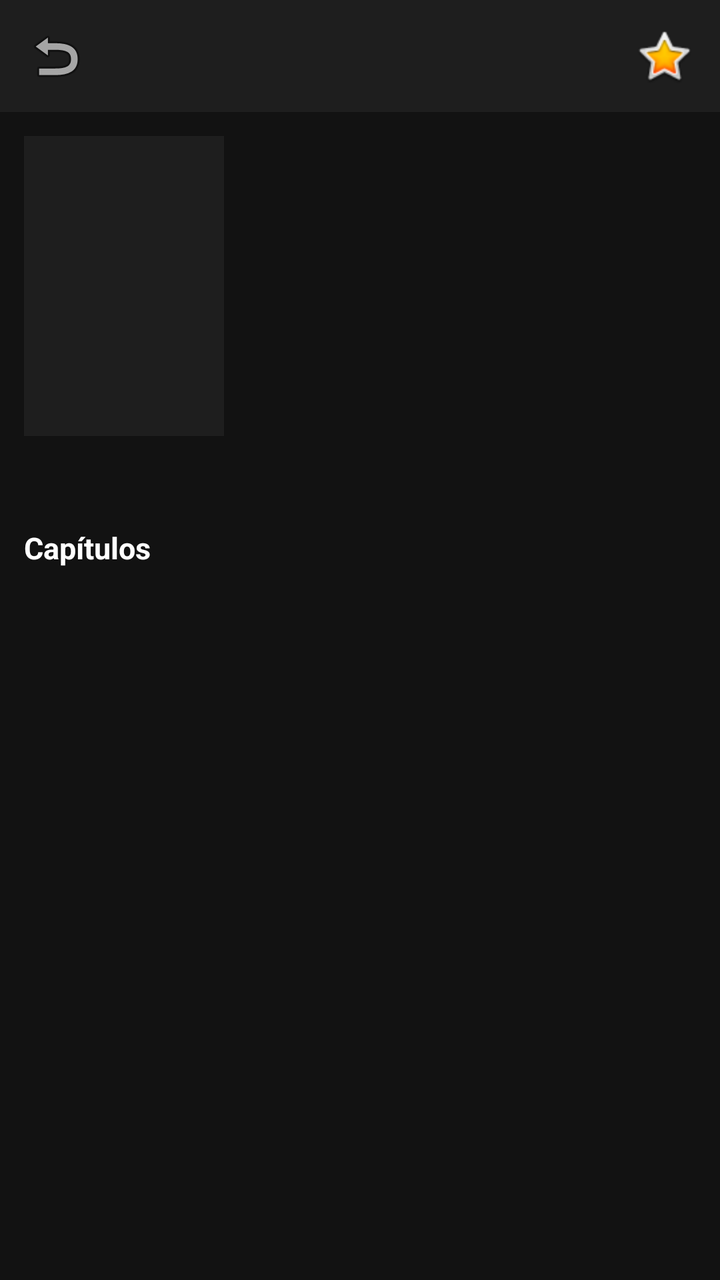
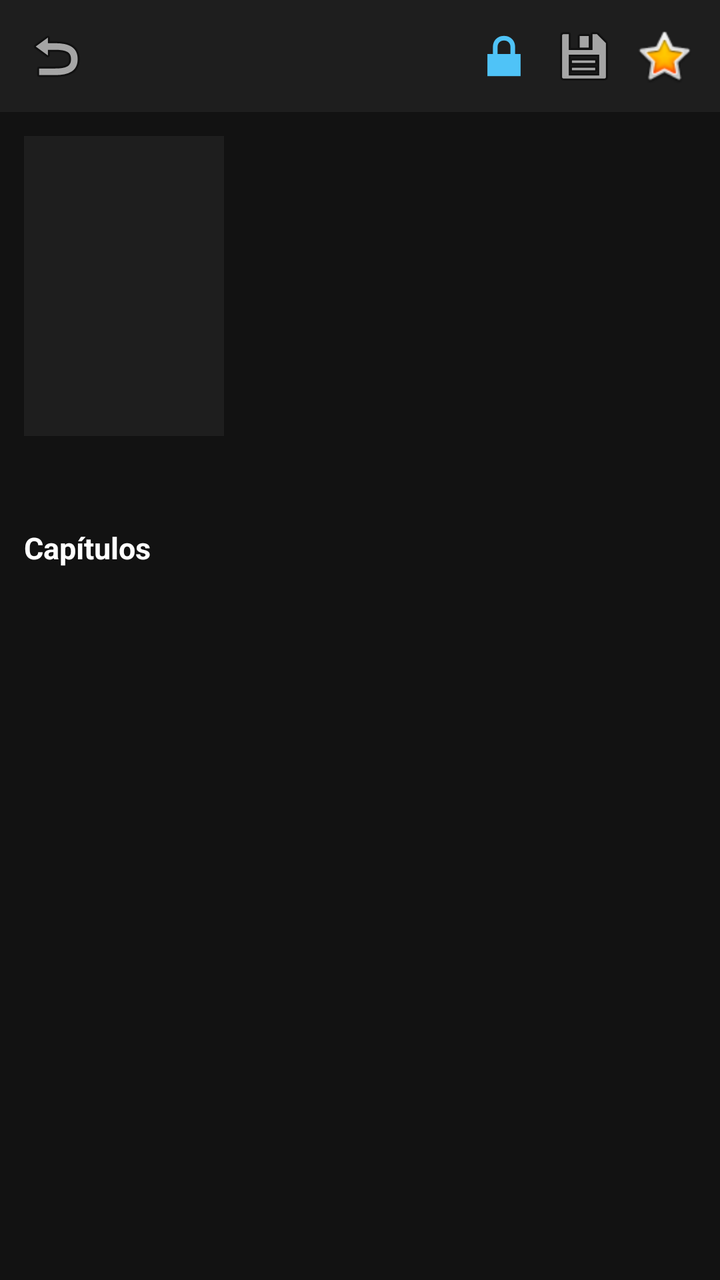

Before-and-after screenshots of an Android layout around one commit, followed by the original layout XML and the change that was made.
<!-- AndroidManifest.xml: application theme Theme.MangaReader -->
<!-- res/layout/activity_manga_detail.xml -->
<?xml version="1.0" encoding="utf-8"?>
<LinearLayout xmlns:android="http://schemas.android.com/apk/res/android"
    android:layout_width="match_parent"
    android:layout_height="match_parent"
    android:orientation="vertical"
    android:background="@color/dark_bg">

    <LinearLayout
        android:layout_width="match_parent"
        android:layout_height="wrap_content"
        android:orientation="horizontal"
        android:padding="8dp"
        android:background="@color/dark_surface"
        android:gravity="center_vertical">

        <ImageButton
            android:id="@+id/btnBack"
            android:layout_width="40dp"
            android:layout_height="40dp"
            android:background="?attr/selectableItemBackgroundBorderless"
            android:src="@android:drawable/ic_menu_revert"
            android:contentDescription="Volver" />

        <TextView
            android:id="@+id/titleText"
            android:layout_width="0dp"
            android:layout_height="wrap_content"
            android:layout_weight="1"
            android:layout_marginStart="8dp"
            android:textColor="@color/text_primary"
            android:textSize="16sp"
            android:textStyle="bold"
            android:maxLines="2"
            android:ellipsize="end" />

        <ImageButton
            android:id="@+id/btnFavorite"
            android:layout_width="40dp"
            android:layout_height="40dp"
            android:background="?attr/selectableItemBackgroundBorderless"
            android:src="@android:drawable/btn_star_big_on"
            android:contentDescription="Favorito" />
    </LinearLayout>

    <ScrollView
        android:layout_width="match_parent"
        android:layout_height="0dp"
        android:layout_weight="1">

        <LinearLayout
            android:layout_width="match_parent"
            android:layout_height="wrap_content"
            android:orientation="vertical"
            android:padding="12dp">

            <LinearLayout
                android:layout_width="match_parent"
                android:layout_height="wrap_content"
                android:orientation="horizontal">

                <ImageView
                    android:id="@+id/cover"
                    android:layout_width="100dp"
                    android:layout_height="150dp"
                    android:scaleType="centerCrop"
                    android:background="@color/dark_surface" />

                <LinearLayout
                    android:layout_width="0dp"
                    android:layout_height="wrap_content"
                    android:layout_weight="1"
                    android:layout_marginStart="12dp"
                    android:orientation="vertical">

                    <TextView
                        android:id="@+id/authorText"
                        android:layout_width="match_parent"
                        android:layout_height="wrap_content"
                        android:textColor="@color/text_secondary"
                        android:textSize="13sp" />

                    <TextView
                        android:id="@+id/statusText"
                        android:layout_width="match_parent"
                        android:layout_height="wrap_content"
                        android:textColor="@color/text_secondary"
                        android:textSize="13sp"
                        android:layout_marginTop="4dp" />

                    <TextView
                        android:id="@+id/genreText"
                        android:layout_width="match_parent"
                        android:layout_height="wrap_content"
                        android:textColor="@color/accent"
                        android:textSize="12sp"
                        android:layout_marginTop="4dp" />

                </LinearLayout>
            </LinearLayout>

            <TextView
                android:id="@+id/descriptionText"
                android:layout_width="match_parent"
                android:layout_height="wrap_content"
                android:textColor="@color/text_primary"
                android:textSize="13sp"
                android:layout_marginTop="12dp" />

            <TextView
                android:id="@+id/chaptersHeader"
                android:layout_width="match_parent"
                android:layout_height="wrap_content"
                android:textColor="@color/text_primary"
                android:textSize="15sp"
                android:textStyle="bold"
                android:layout_marginTop="16dp"
                android:text="Capítulos" />

            <ProgressBar
                android:id="@+id/chaptersProgress"
                android:layout_width="wrap_content"
                android:layout_height="wrap_content"
                android:layout_gravity="center_horizontal"
                android:layout_marginTop="16dp"
                android:visibility="gone" />

            <LinearLayout
                android:id="@+id/chaptersContainer"
                android:layout_width="match_parent"
                android:layout_height="wrap_content"
                android:orientation="vertical" />

        </LinearLayout>
    </ScrollView>

</LinearLayout>
<!-- resources referenced by this layout -->
<resources>
  <color name="accent">#FF4FC3F7</color>
  <color name="dark_bg">#FF121212</color>
  <color name="dark_surface">#FF1E1E1E</color>
  <color name="text_primary">#FFFFFFFF</color>
  <color name="text_secondary">#B3FFFFFF</color>
  <style name="Theme.MangaReader" parent="Theme.MaterialComponents.DayNight.NoActionBar">
          <item name="android:windowBackground">@color/dark_bg</item>
          <item name="colorPrimary">@color/dark_surface</item>
          <item name="colorPrimaryDark">@color/black</item>
          <item name="colorAccent">@color/accent</item>
          <item name="android:textColorPrimary">@color/text_primary</item>
          <item name="android:textColorSecondary">@color/text_secondary</item>
          <item name="android:alertDialogTheme">@style/DialogTheme.MangaReader</item>
      </style>
  <color name="black">#FF000000</color>
  <style name="DialogTheme.MangaReader" parent="Theme.MaterialComponents.Dialog.Alert">
          <item name="android:windowBackground">@color/dark_surface</item>
          <item name="colorPrimary">@color/accent</item>
          <item name="android:textColorPrimary">@color/text_primary</item>
          <item name="android:textColorSecondary">@color/text_secondary</item>
          <item name="android:textColorHint">@color/text_secondary</item>
      </style>
</resources>

<!-- the commit's change to res/layout/activity_manga_detail.xml (unified diff, before → after) -->
@@ -32,6 +32,22 @@
             android:textStyle="bold"
             android:maxLines="2"
             android:ellipsize="end" />
+
+        <ImageButton
+            android:id="@+id/btnPrivate"
+            android:layout_width="40dp"
+            android:layout_height="40dp"
+            android:background="?attr/selectableItemBackgroundBorderless"
+            android:src="@android:drawable/ic_lock_lock"
+            android:contentDescription="Carpeta privada" />
+
+        <ImageButton
+            android:id="@+id/btnDownload"
+            android:layout_width="40dp"
+            android:layout_height="40dp"
+            android:background="?attr/selectableItemBackgroundBorderless"
+            android:src="@android:drawable/ic_menu_save"
+            android:contentDescription="Descargar" />
 
         <ImageButton
             android:id="@+id/btnFavorite"
